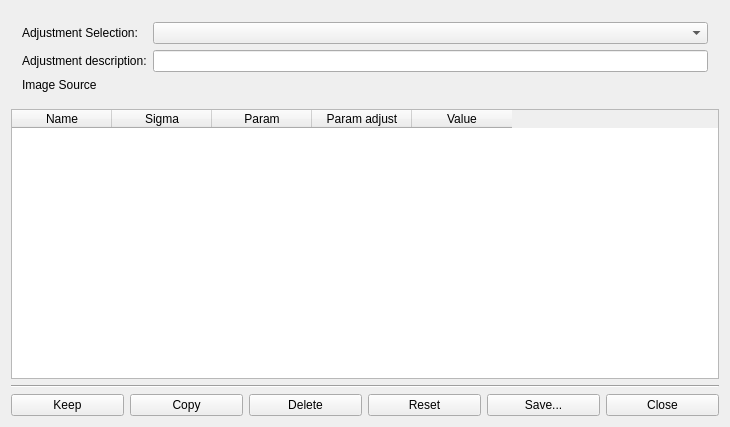
First picture: the form in src/ossimGui/ui/AdjustableParameterEditor.ui, repository ossimlabs/ossim-gui, before the edit.
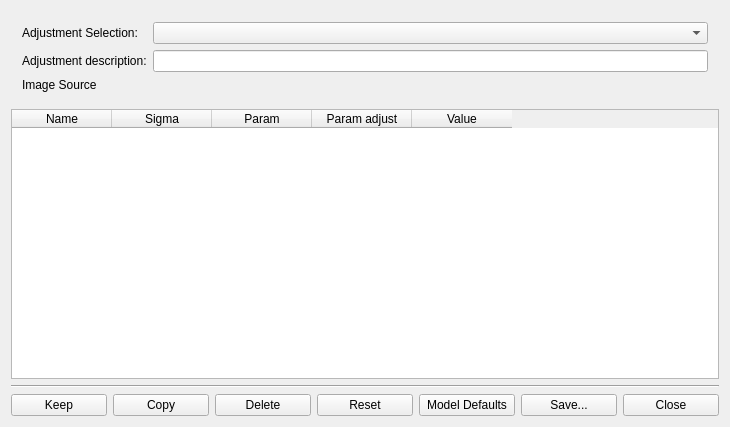
Second picture: the form after the edit.

Commit message: Add adjustable model defaults reload

```diff
--- a/src/ossimGui/ui/AdjustableParameterEditor.ui
+++ b/src/ossimGui/ui/AdjustableParameterEditor.ui
@@ -141,6 +141,16 @@
        </property>
       </widget>
      </item>
+     <item>
+      <widget class="QPushButton" name="m_modelDefaultsButton">
+       <property name="text">
+        <string>Model Defaults</string>
+       </property>
+       <property name="autoDefault">
+        <bool>false</bool>
+       </property>
+      </widget>
+     </item>
      <item>
       <widget class="QPushButton" name="m_saveButton">
        <property name="text">
```
The commit also changes 3 other files.
